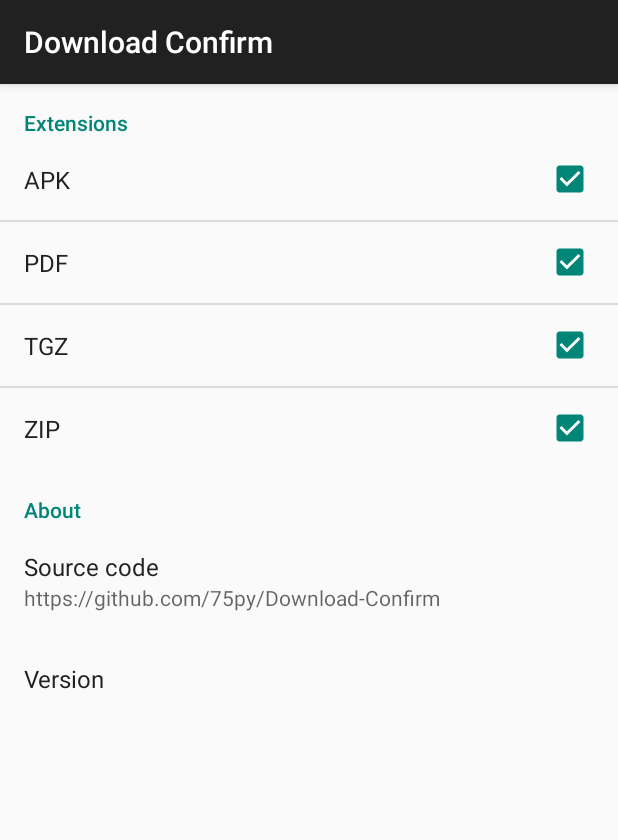
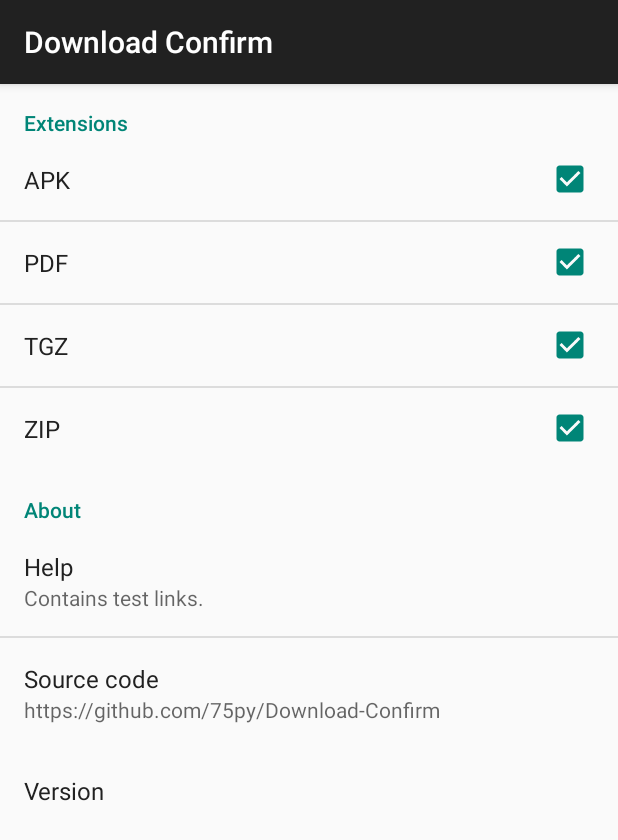
Before and after one commit to 75py/Download-Confirm, an Android app: the screen it shows after launch (SettingActivity), on a phone screen of 412 x 824 dp. Shown: the top 840 px of the screen. Run offline under Robolectric (Android 15) with nearby library versions, the phone set to English and light mode, and no system bars.

Commit message:
#9 github pagesへのリンクを追加

```diff
--- a/app/src/main/res/values/strings.xml
+++ b/app/src/main/res/values/strings.xml
@@ -15,5 +15,8 @@
     <string name="source">Source code</string>
     <string name="github_url" translatable="false">https://github.com/75py/Download-Confirm</string>
     <string name="version">Version</string>
+    <string name="help_url" translatable="false">http://apps.nagopy.com/android/downloadconfirm.html</string>
+    <string name="help">Help</string>
+    <string name="help_summary">Contains test links.</string>
 
 </resources>
--- a/app/src/main/res/xml/pref_general.xml
+++ b/app/src/main/res/xml/pref_general.xml
@@ -27,6 +27,14 @@
     <PreferenceCategory android:title="@string/pref_title_about">
 
         <Preference
+            android:summary="@string/help_summary"
+            android:title="@string/help">
+            <intent
+                android:action="android.intent.action.VIEW"
+                android:data="@string/help_url" />
+        </Preference>
+
+        <Preference
             android:summary="@string/github_url"
             android:title="@string/source">
             <intent
```
Also changed, not shown: 1 other file.
